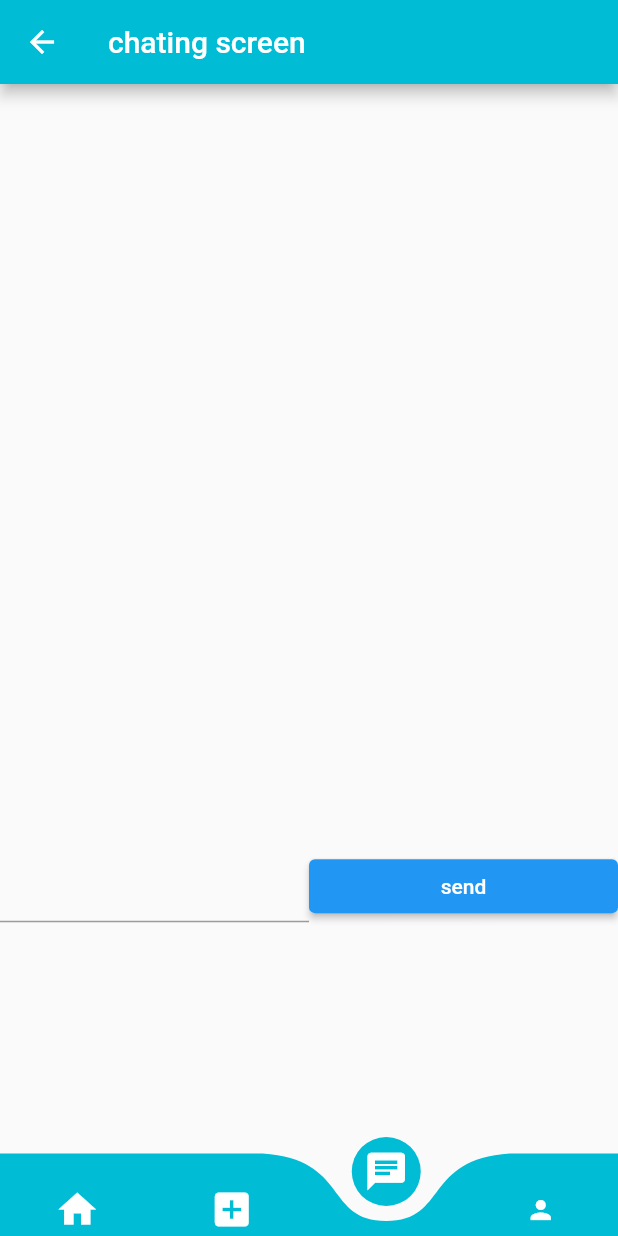
After one commit to muhamad3/secondhand, a Flutter app: the ChatScreen screen opened directly, on a phone screen of 412 x 824 dp. The commit adds this screen. Run offline on Flutter 3.47's test engine with Material 2 defaults, Android fonts, the phone set to English and light mode, and no system bars; drawn by our look-alikes of curved_navigation_bar; our stand-ins replace chat_bubbles, cloud_firestore, email_validator, file_picker, firebase_auth, firebase_core and 4 more; accounts and stored records are empty.

Commit message:
adding chat screen

```diff
--- /dev/null
+++ b/lib/Screens/chatscren.dart
@@ -0,0 +1,176 @@
+import 'package:cloud_firestore/cloud_firestore.dart';
+import 'package:curved_navigation_bar/curved_navigation_bar.dart';
+import 'package:flutter/material.dart';
+import 'package:intl/intl.dart';
+import 'package:shared_preferences/shared_preferences.dart';
+import 'package:chat_bubbles/chat_bubbles.dart';
+
+class ChatScreen extends StatefulWidget {
+  const ChatScreen({Key? key}) : super(key: key);
+
+  @override
+  State<ChatScreen> createState() => _ChatScreenState();
+}
+
+class _ChatScreenState extends State<ChatScreen> {
+  @override
+  void initState() {
+    super.initState();
+    getemail();
+    setState(() {});
+  }
+
+  String? email;
+  TextEditingController msg = TextEditingController();
+  int _selectedIndex = 2;
+  String? test;
+  final items = <Widget>[
+    Icon(
+      Icons.home,
+      size: 30,
+      color: Colors.white,
+    ),
+    Icon(
+      Icons.add_box,
+      color: Colors.white,
+      size: 30,
+    ),
+    Icon(
+      Icons.chat,
+      color: Colors.white,
+      size: 30,
+    ),
+    Icon(
+      Icons.person,
+      size: 20,
+      color: Colors.white,
+    ),
+  ];
+
+  void _onItemTapped(int index) {
+    setState(() {
+      _selectedIndex = index;
+    });
+    if (_selectedIndex == 0) {
+      Navigator.popAndPushNamed(context, '/home');
+    }
+    if (_selectedIndex == 1) {
+      Navigator.popAndPushNamed(context, '/post');
+    }
+    if (_selectedIndex == 2) {
+      Navigator.popAndPushNamed(context, '/chat');
+    }
+    if (_selectedIndex == 3) {
+      Navigator.popAndPushNamed(context, '/profile');
+    }
+  }
+
+  @override
+  Widget build(BuildContext context) {
+    return Scaffold(
+      appBar: AppBar(
+        backgroundColor: Colors.cyan,
+        title: Text(
+          'chating screen',
+          textAlign: TextAlign.center,
+        ),
+      ),
+      body: Column(
+        children: [
+          Expanded(
+            child: Container(
+              // margin: EdgeInsets.all(20),
+              height: 150,
+              child: StreamBuilder<QuerySnapshot>(
+                stream: FirebaseFirestore.instance
+                    .collection('messeges')
+                    .orderBy('time', descending: false)
+                    .snapshots(),
+                builder: (context, snapshot) {
+                  if (snapshot.hasError) {
+                    return Text('error');
+                  } else if (!snapshot.hasData || snapshot.data == null) {
+                    return Text('the type is empty');
+                  } else if (snapshot.connectionState ==
+                      ConnectionState.active) {
+                    List<DocumentSnapshot> _docs = snapshot.data!.docs;
+
+                    List _users = _docs.map((e) => e["messege"]).toList();
+                    List _emails = _docs.map((e) => e["email"]).toList();
+                    List _time = _docs.map((e) => e["time"]).toList();
+
+                    return ListView.builder(
+                        itemCount: _users.length,
+                        itemBuilder: (context, index) {
+                            DateTime time = DateTime.parse(
+                                _time[index].toDate().toString());
+                            String formattedTime = DateFormat.jm().format(time);
+                          if (email == _emails[index]) {
+                            return BubbleSpecialThree(
+                              isSender: true,
+                              text: '${_users[index]}$formattedTime',
+                              color: Color(0xFF1B97F3),
+                              tail: true,
+                              textStyle:
+                                  TextStyle(color: Colors.white, fontSize: 16),
+                            );
+                          }
+                          return BubbleSpecialThree(
+                            isSender: false,
+                            text: '${_users[index]}$formattedTime',
+                            color: Colors.grey,
+                            tail: true,
+                            textStyle:
+                                TextStyle(color: Colors.white, fontSize: 16),
+                          );
+                        });
+                  }
+                  return CircularProgressIndicator();
+                },
+              ),
+            ),
+          ),
+          Expanded(
+            child: Row(
+              children: [
+                Expanded(
+                  child: TextField(
+                    controller: msg,
+                  ),
+                ),
+                Expanded(
+                  child: ElevatedButton(
+                    onPressed: () async {
+                      DateTime time = DateTime.now();
+                      await FirebaseFirestore.instance
+                          .collection('messeges')
+                          .add({
+                        'messege': msg.value.text,
+                        'email': email,
+                        'time': time,
+                      }).catchError((e) => debugPrint(e.toString()));
+                    },
+                    child: Text("send"),
+                  ),
+                ),
+              ],
+            ),
+          ),
+        ],
+      ),
+      bottomNavigationBar: CurvedNavigationBar(
+        height: 55,
+        items: items,
+        backgroundColor: Colors.transparent,
+        color: Colors.cyan,
+        index: _selectedIndex,
+        onTap: _onItemTapped,
+      ),
+    );
+  }
+
+  getemail() async {
+    final SharedPreferences preference = await SharedPreferences.getInstance();
+    email = preference.getString('email');
+  }
+}
--- a/lib/classes/drawer.dart
+++ b/lib/classes/drawer.dart
@@ -28,7 +28,7 @@ class _NavigationDrawerWidget extends State<NavigationDrawerWidget> {
   Widget build(BuildContext context) {
     return Drawer(
       child: Material(
-        color: Colors.blue,
+        color: Colors.cyan,
         child: ListView(
           children: <Widget>[
             SizedBox(
--- a/lib/main.dart
+++ b/lib/main.dart
@@ -1,6 +1,7 @@
 import 'package:firebase_core/firebase_core.dart';
 import 'package:flutter/material.dart';
 import 'package:secondhand/Screens/Home.dart';
+import 'package:secondhand/Screens/chatscren.dart';
 import 'package:secondhand/Screens/forgotpassword.dart';
 import 'package:secondhand/Screens/createacc.dart';
 import 'package:secondhand/Screens/onboardingstate.dart';
@@ -65,6 +66,7 @@ class _MyHomePageState extends State<MyHomePage> {
         '/post': (context) => const Posting(),
         '/profile': (context) => const Profile(),
         '/forgotpassword': (context) =>  Forgotpassword(),
+        '/chat': (context) =>  ChatScreen(),
       },
     );
   }
--- a/pubspec.yaml
+++ b/pubspec.yaml
@@ -49,6 +49,8 @@ dependencies:
   multi_select_flutter: ^4.0.0
   email_validator: ^2.0.1
   curved_navigation_bar: ^1.0.3
+  chat_bubbles: ^1.2.0
+  intl: ^0.17.0
 
 
 dev_dependencies:
```
Also changed, not shown: lib/Screens/Home.dart (+8 -0 lines), lib/Screens/Login.dart (+12 -6 lines), lib/Screens/forgotpassword.dart (+24 -4 lines), lib/Screens/posting.dart (+8 -0 lines), lib/Screens/profile.dart (+9 -1 lines), pubspec.lock, 1 other file.
